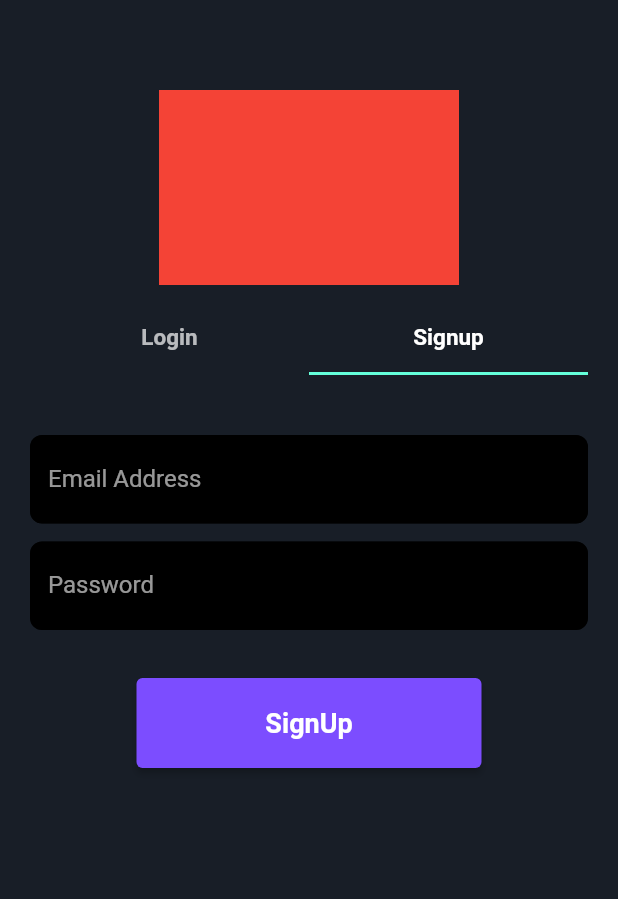
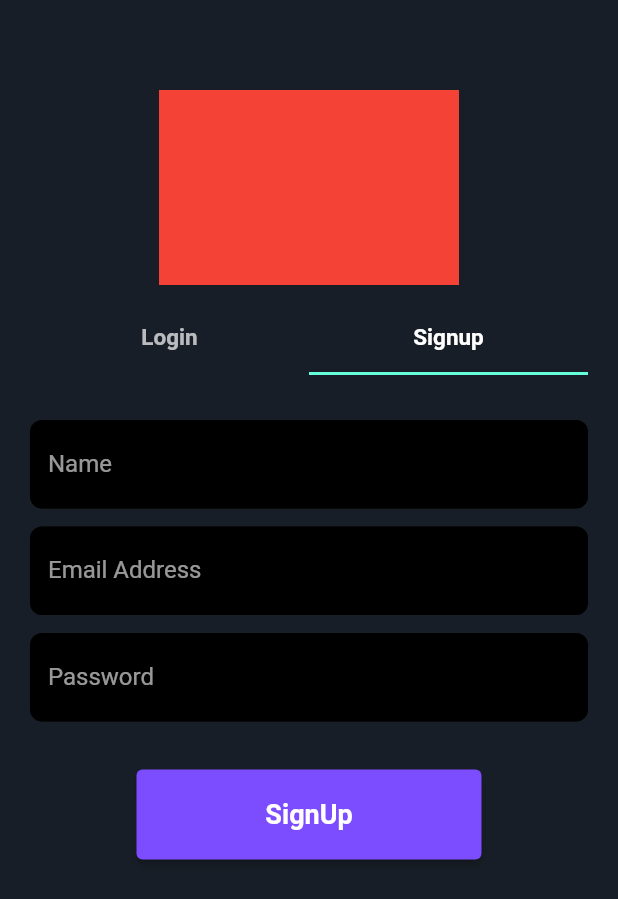
Before and after one commit to takasshii/babyapp, a Flutter app: the screen it shows after launch, tab 2 chosen, on a phone screen of 412 x 824 dp. Shown: the top 899 px of the screen. Run offline on Flutter 3.47's test engine with Material 2 defaults, Android fonts, the phone set to English and light mode, and no system bars; our stand-ins replace cloud_firestore, firebase_auth, firebase_core; accounts and stored records are empty.

Commit message:
データベース移行のためのバックアップ

```diff
--- a/lib/auth/authModel.dart
+++ b/lib/auth/authModel.dart
@@ -1,6 +1,5 @@
 
 import 'package:flutter/material.dart';
-
 import 'package:firebase_auth/firebase_auth.dart';
 
 class AuthModel extends ChangeNotifier {
--- a/lib/users/forgotPassword.dart
+++ b/lib/users/forgotPassword.dart
@@ -6,7 +6,6 @@ class ForgotPassword extends StatelessWidget {
     return Scaffold(
       appBar: AppBar(
         centerTitle: false,
-        leading: Icon(Icons.chevron_left),
         backgroundColor: Color(0xff181E27),
         title: Text(
           "Forgot Password",
--- a/lib/users/loginPage.dart
+++ b/lib/users/loginPage.dart
@@ -1,3 +1,4 @@
+import 'package:babyapp/users/addAnotherProfile.dart';
 import 'package:babyapp/users/forgotPassword.dart';
 import 'package:babyapp/users/homePage.dart';
 import 'package:babyapp/users/loginModel.dart';
@@ -8,6 +9,7 @@ import 'package:provider/provider.dart';
 class LoginPage extends StatelessWidget {
   @override
   Widget build(BuildContext context) {
+    final nameController = TextEditingController();
     final mailController = TextEditingController();
     final passwordController = TextEditingController();
     return DefaultTabController(
@@ -61,7 +63,7 @@ class LoginPage extends StatelessWidget {
                   create: (_) => LoginModel(),
                   child: Consumer<LoginModel>(builder: (context, model, child) {
                     return Container(
-                      padding: EdgeInsets.only(top: 20),
+                      padding: EdgeInsets.only(top: 10),
                       child: SingleChildScrollView(
                         child: Column(
                           children: [
@@ -181,12 +183,34 @@ class LoginPage extends StatelessWidget {
                   child:
                       Consumer<SignUpModel>(builder: (context, model, child) {
                     return Container(
-                      padding: EdgeInsets.only(top: 20),
+                      padding: EdgeInsets.only(top: 10),
                       child: SingleChildScrollView(
                         child: Column(
                           children: [
                             Container(
                               padding: EdgeInsets.only(top: 0),
+                              child: TextFormField(
+                                controller: nameController,
+                                onChanged: (text) {
+                                  model.name = text;
+                                },
+                                keyboardType: TextInputType.name,
+                                style: TextStyle(color: Colors.white),
+                                decoration: InputDecoration(
+                                  fillColor: Colors.black,
+                                  filled: true,
+                                  labelText: 'Name',
+                                  labelStyle: TextStyle(
+                                    color: Color(0x98FFFFFF),
+                                  ),
+                                  border: OutlineInputBorder(
+                                    borderRadius: BorderRadius.circular(8),
+                                  ),
+                                ),
+                              ),
+                            ),
+                            Container(
+                              padding: EdgeInsets.only(top: 12),
                               child: TextFormField(
                                 controller: mailController,
                                 onChanged: (text) {
@@ -241,6 +265,7 @@ class LoginPage extends StatelessWidget {
                                   try {
                                     await model.signUp();
                                     _showDialog(context, '登録完了しました');
+                                    // 追加情報に遷移＋サインアップ画面を破棄
                                     await Navigator.of(context).pushReplacement(
                                       MaterialPageRoute(
                                         builder: (context) {
--- a/lib/users/signUpModel.dart
+++ b/lib/users/signUpModel.dart
@@ -3,12 +3,17 @@ import 'package:firebase_auth/firebase_auth.dart';
 import 'package:flutter/material.dart';
 
 class SignUpModel extends ChangeNotifier {
+  String name = '';
   String mail = '';
   String password = '';
 
   final FirebaseAuth _auth = FirebaseAuth.instance;
 
   Future signUp() async {
+    if (name.isEmpty) {
+      throw ('名前を入力してください');
+    }
+
     if (mail.isEmpty) {
       throw ('メールアドレスを入力してください');
     }
@@ -25,8 +30,10 @@ class SignUpModel extends ChangeNotifier {
         .user;
     final email = user!.email;
 
+
     FirebaseFirestore.instance.collection('users').add(
       {
+        'name': name,
         'email': email,
         'createdAt': Timestamp.now(),
       },
```
Also changed, not shown: lib/users/addAnotherProfile.dart (+8 -27 lines), lib/users/homePage.dart (+31 -15 lines), lib/users/userModel.dart (+17 -0 lines), lib/users/addAnotherProfileModel.dart (added).
